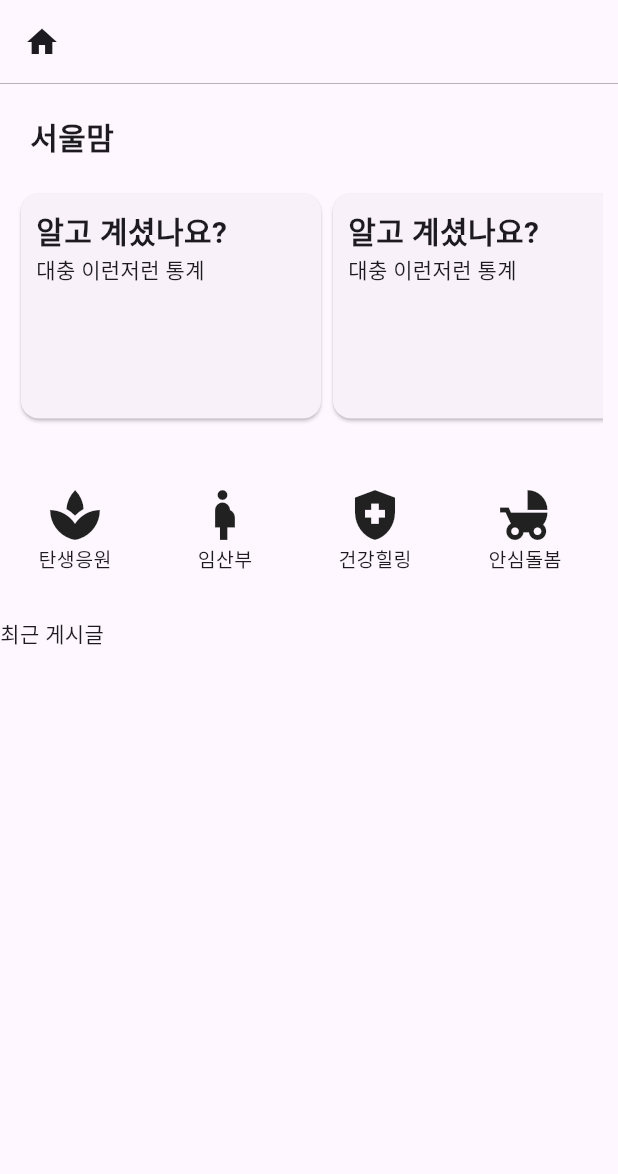
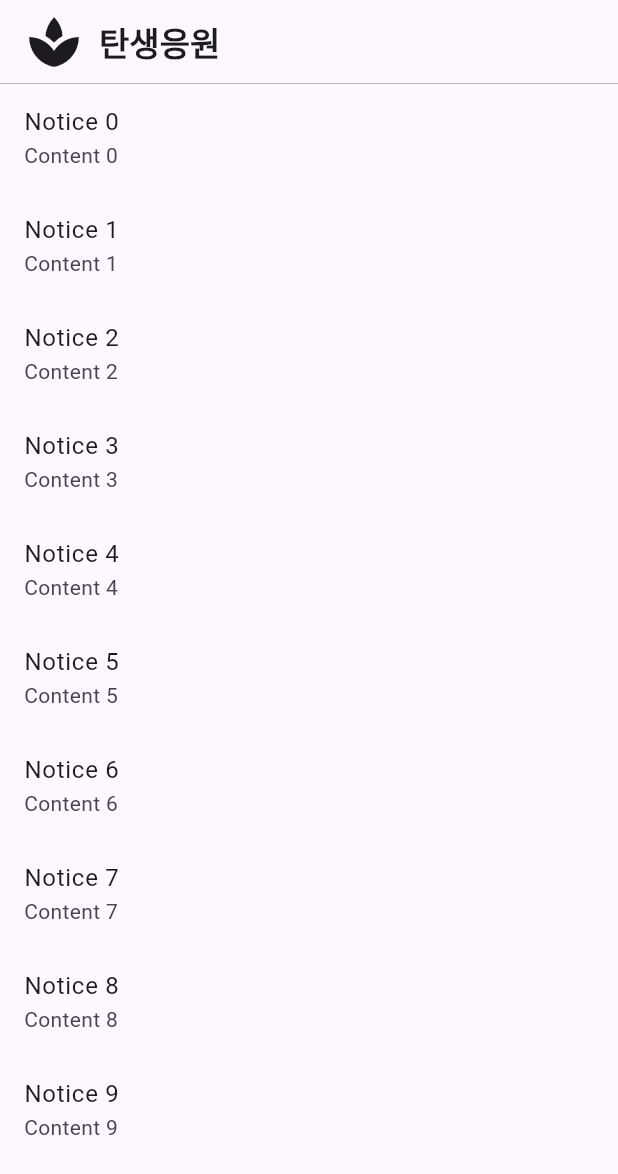
Before and after one commit to Nonani/SeoulMom, a Flutter app: the screen it shows after launch, after a tap on "탄생응원", on a phone screen of 412 x 824 dp. Shown: the top 1174 px of the screen. Run offline on Flutter 3.47's test engine with Material 3 defaults, Android fonts, the phone set to English and light mode, and no system bars; our stand-ins replace logger.

Commit message:
add: NoticePage.dart

```diff
--- a/untitled/lib/main.dart
+++ b/untitled/lib/main.dart
@@ -1,8 +1,18 @@
 import 'package:flutter/material.dart';
+import 'package:provider/provider.dart';
+import 'package:untitled/domain/usecases/GetNoticesUseCase.dart';
+import 'package:untitled/presentation/viewmodels/NoticeViewModel.dart';
 import 'package:untitled/presentation/views/HomePage.dart';
 
+import 'data/repoositories/NoticesRepositoryImpl.dart';
+
 void main() {
-  runApp(const MyApp());
+  runApp( MultiProvider(
+    providers: [
+      ChangeNotifierProvider(create: (_) => NoticeViewModel(GetNoticesUseCase(NoticesRepositoryImpl()))),
+    ],
+    child: const MyApp(),
+  ),);
 }
 
 class MyApp extends StatelessWidget {
--- /dev/null
+++ b/untitled/lib/presentation/viewmodels/NoticeViewModel.dart
@@ -0,0 +1,31 @@
+import 'package:flutter/cupertino.dart';
+import 'package:logger/logger.dart';
+
+import '../../domain/entities/Notice.dart';
+import '../../domain/usecases/GetNoticesUseCase.dart';
+
+class NoticeViewModel extends ChangeNotifier {
+  final GetNoticesUseCase getNoticesUseCase;
+  Logger logger = Logger();
+  List<Notice> _notices = [];
+  bool _isLoading = false;
+  List<Notice> get notices => _notices;
+  bool get isLoading => _isLoading;
+
+
+  NoticeViewModel(this.getNoticesUseCase);
+
+  Future<bool> loadNotices(String category) async {
+    logger.w('get notices start');
+    _isLoading = true;
+    notifyListeners();
+    _notices = await getNoticesUseCase(category);
+    for (var notice in _notices) {
+      logger.i('notice: ${notice.title}');
+    }
+    _isLoading = false;
+    notifyListeners();
+    logger.w('fetchTrash end');
+    return true;
+  }
+}
--- a/untitled/lib/presentation/viewmodels/NoticesViewModel.dart
+++ /dev/null
@@ -1,19 +0,0 @@
-import 'package:flutter/cupertino.dart';
-
-import '../../domain/entities/Notice.dart';
-import '../../domain/usecases/GetNoticesUseCase.dart';
-
-class NoticesViewModel extends ChangeNotifier {
-  final GetNoticesUseCase getNoticesUseCase;
-
-  List<Notice> _notices = [];
-
-  List<Notice> get notices => _notices;
-
-  NoticesViewModel(this.getNoticesUseCase);
-
-  Future<void> loadNotices(String category) async {
-    _notices = await getNoticesUseCase(category);
-    notifyListeners();
-  }
-}
--- a/untitled/lib/presentation/views/HomePage.dart
+++ b/untitled/lib/presentation/views/HomePage.dart
@@ -1,6 +1,8 @@
 import 'package:flutter/cupertino.dart';
 import 'package:flutter/material.dart';
 import 'package:flutter/widgets.dart';
+
+import 'NoticePage.dart';
 
 class HomePage extends StatefulWidget {
   const HomePage({super.key, required this.title});
@@ -75,9 +77,9 @@ class _HomePageState extends State<HomePage> {
                   padding: const EdgeInsets.all(10),
                   margin: const EdgeInsets.only(left: 10, top: 10),
                   child: const Text(
-                "서울맘",
-                style: TextStyle(fontSize: 20, fontWeight: FontWeight.bold),
-              )),
+                    "서울맘",
+                    style: TextStyle(fontSize: 20, fontWeight: FontWeight.bold),
+                  )),
               Container(
                 margin: const EdgeInsets.all(10),
                 child: SingleChildScrollView(
@@ -100,7 +102,13 @@ class _HomePageState extends State<HomePage> {
                     child: InkWell(
                       highlightColor: Colors.transparent,
                       borderRadius: BorderRadius.circular(10),
-                      onTap: () {},
+                      onTap: () {
+                        Navigator.push(
+                            context,
+                            MaterialPageRoute(
+                                builder: (context) =>
+                                    NoticePage(categoryName: categoryName[i], icon: categoryIcon[i])));
+                      },
                       child: Ink(
                           width: 80,
                           decoration: BoxDecoration(
--- /dev/null
+++ b/untitled/lib/presentation/views/NoticePage.dart
@@ -0,0 +1,67 @@
+import 'package:flutter/material.dart';
+import 'package:provider/provider.dart';
+import 'package:untitled/presentation/viewmodels/NoticeViewModel.dart';
+
+class NoticePage extends StatefulWidget {
+  const NoticePage({super.key, required this.categoryName, required this.icon});
+
+  final String categoryName;
+  final Icon icon;
+
+  @override
+  State<NoticePage> createState() => _NoticePageState();
+}
+
+class _NoticePageState extends State<NoticePage> {
+  late final NoticeViewModel viewModel;
+
+  @override
+  void initState() {
+    // TODO: implement initState
+    super.initState();
+    WidgetsBinding.instance.addPostFrameCallback((_) {
+      viewModel = Provider.of<NoticeViewModel>(context, listen: false);
+      viewModel.loadNotices(widget.categoryName);
+    });
+  }
+
+  @override
+  Widget build(BuildContext context) {
+    final viewModel = Provider.of<NoticeViewModel>(context);
+    return Scaffold(
+      appBar: AppBar(
+
+        automaticallyImplyLeading: false,
+        centerTitle: false,
+        shape: Border(
+          bottom: BorderSide(color: Colors.grey, width: 0.5),
+        ),
+        title: Row(
+          mainAxisAlignment: MainAxisAlignment.start,
+
+          children: [
+            widget.icon,
+            const SizedBox(width: 10),
+            Text('${widget.categoryName}',
+                style: TextStyle(fontWeight: FontWeight.bold)),
+          ],
+        ),
+      ),
+      body: viewModel.isLoading
+          ? const Center(child: CircularProgressIndicator())
+          : ListView.builder(
+              itemCount: viewModel.notices.length,
+              itemBuilder: (context, index) {
+                final notice = viewModel.notices[index];
+                return ListTile(
+                  title: Text(notice.title),
+                  subtitle: Text(notice.content),
+                  onTap: () {
+                    // Open detail page
+                  },
+                );
+              },
+            ),
+    );
+  }
+}
```
